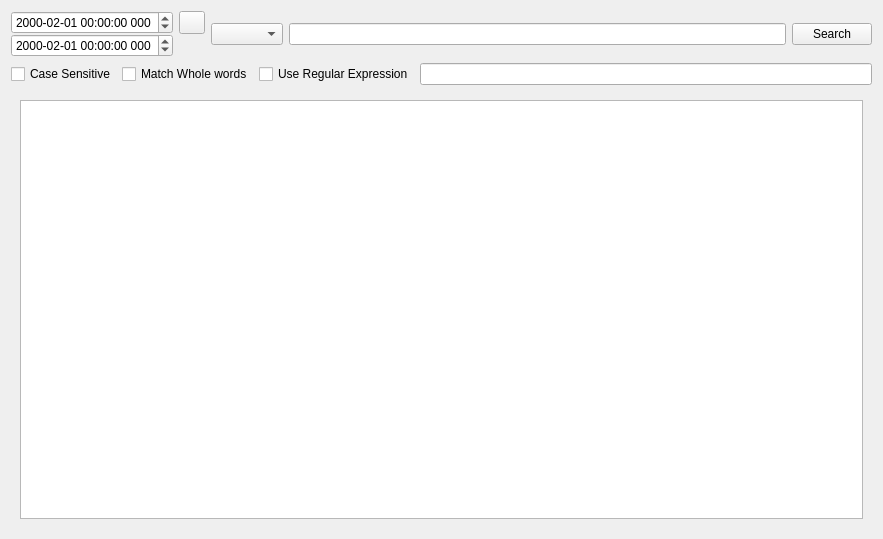
First picture: the form in widgets/logwg.ui, repository SunStorm2018/media-debuger, before the edit.
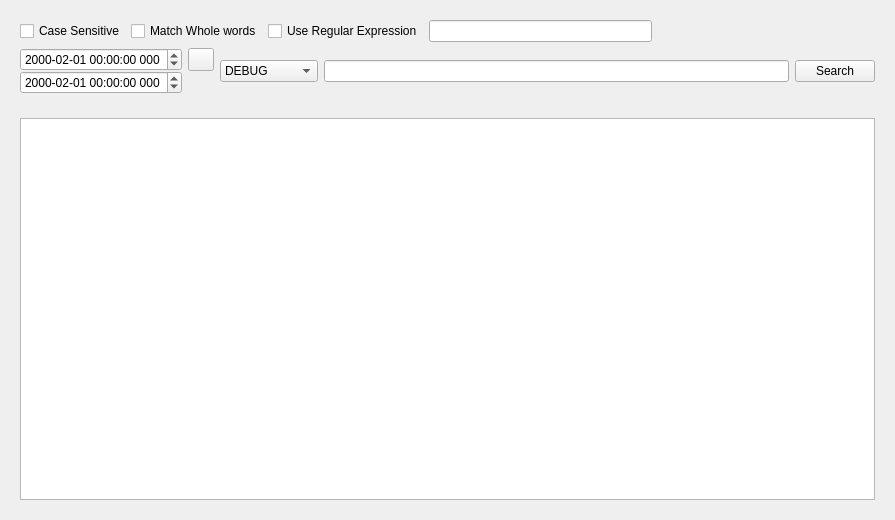
Second picture: the form after the edit. Icons and pictures are not drawn.

What changed in the file:
```diff
--- a/widgets/logwg.ui
+++ b/widgets/logwg.ui
@@ -6,16 +6,58 @@
    <rect>
     <x>0</x>
     <y>0</y>
-    <width>883</width>
-    <height>539</height>
+    <width>895</width>
+    <height>520</height>
    </rect>
   </property>
   <property name="windowTitle">
    <string>Form</string>
   </property>
+  <layout class="QVBoxLayout" name="verticalLayout_3" stretch="0,1">
+   <item>
+    <widget class="QWidget" name="search_detail_wg" native="true">
   <layout class="QVBoxLayout" name="verticalLayout_2">
    <item>
-    <layout class="QVBoxLayout" name="verticalLayout_3" stretch="0,0,1">
+       <layout class="QHBoxLayout" name="horizontalLayout_2">
+        <item>
+         <widget class="QCheckBox" name="case_sensitive_cbx">
+          <property name="text">
+           <string>Case Sensitive</string>
+          </property>
+         </widget>
+        </item>
+        <item>
+         <widget class="QCheckBox" name="match_whole_word_cbx">
+          <property name="text">
+           <string>Match Whole words</string>
+          </property>
+         </widget>
+        </item>
+        <item>
+         <widget class="QCheckBox" name="use_regular_express_cbx">
+          <property name="text">
+           <string>Use Regular Expression</string>
+          </property>
+         </widget>
+        </item>
+        <item>
+         <widget class="QLineEdit" name="file_filter_le"/>
+        </item>
+        <item>
+         <spacer name="horizontalSpacer">
+          <property name="orientation">
+           <enum>Qt::Horizontal</enum>
+          </property>
+          <property name="sizeHint" stdset="0">
+           <size>
+            <width>40</width>
+            <height>20</height>
+           </size>
+          </property>
+         </spacer>
+        </item>
+       </layout>
+      </item>
      <item>
       <layout class="QHBoxLayout" name="horizontalLayout">
        <item>
@@ -85,7 +127,63 @@
         </layout>
        </item>
        <item>
-        <widget class="QComboBox" name="log_level_cbx"/>
+         <widget class="QComboBox" name="log_level_cbx">
+          <item>
+           <property name="text">
+            <string>DEBUG</string>
+           </property>
+          </item>
+          <item>
+           <property name="text">
+            <string>INFO</string>
+           </property>
+          </item>
+          <item>
+           <property name="text">
+            <string>WARNING</string>
+           </property>
+          </item>
+          <item>
+           <property name="text">
+            <string>ERROR</string>
+           </property>
+          </item>
+          <item>
+           <property name="text">
+            <string>FATAL</string>
+           </property>
+          </item>
+          <item>
+           <property name="text">
+            <string>&gt; DEBUG</string>
+           </property>
+          </item>
+          <item>
+           <property name="text">
+            <string>&gt; INFO</string>
+           </property>
+          </item>
+          <item>
+           <property name="text">
+            <string>&gt; WARNING</string>
+           </property>
+          </item>
+          <item>
+           <property name="text">
+            <string>&gt; ERROR</string>
+           </property>
+          </item>
+          <item>
+           <property name="text">
+            <string>&gt; FATAL</string>
+           </property>
+          </item>
+          <item>
+           <property name="text">
+            <string>ALL</string>
+           </property>
+          </item>
+         </widget>
        </item>
        <item>
         <widget class="QLineEdit" name="search_le"/>
@@ -99,33 +197,8 @@
        </item>
       </layout>
      </item>
-     <item>
-      <layout class="QHBoxLayout" name="horizontalLayout_2">
-       <item>
-        <widget class="QCheckBox" name="case_sensitive_cbx">
-         <property name="text">
-          <string>Case Sensitive</string>
-         </property>
-        </widget>
-       </item>
-       <item>
-        <widget class="QCheckBox" name="match_whole_word_cbx">
-         <property name="text">
-          <string>Match Whole words</string>
-         </property>
-        </widget>
-       </item>
-       <item>
-        <widget class="QCheckBox" name="use_regular_express_cbx">
-         <property name="text">
-          <string>Use Regular Expression</string>
-         </property>
-        </widget>
-       </item>
-       <item>
-        <widget class="QLineEdit" name="file_filter_le"/>
-       </item>
-      </layout>
+     </layout>
+    </widget>
      </item>
      <item>
       <widget class="QStackedWidget" name="stackedWidget">
@@ -142,13 +215,15 @@
        <widget class="QWidget" name="log_text_wg">
         <layout class="QVBoxLayout" name="verticalLayout">
          <item>
-          <widget class="QPlainTextEdit" name="log_ple"/>
+        <widget class="QPlainTextEdit" name="log_ple">
+         <property name="plainText">
+          <string/>
+         </property>
+        </widget>
          </item>
         </layout>
        </widget>
       </widget>
-     </item>
-    </layout>
    </item>
   </layout>
  </widget>
```
Lines whose indentation alone changed are shown as unchanged.
